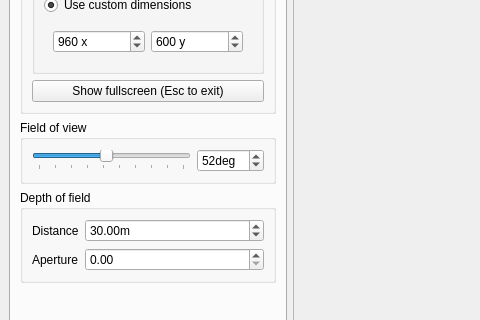
The window that CpuRaytracing/RaytracerGui.ui (wibus/ExTh-Demos) describes before a commit, drawn with Qt 5; both pictures show x 0 to 480 and y 203 to 523 of the 1561 by 727 pixel window.
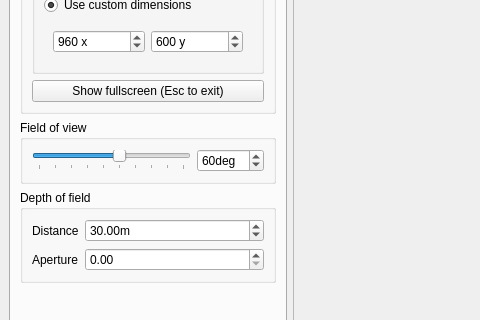
The same window after the commit.

Commit message: Architecture finished. There is only three missing objects in the scene: the table lamp, the lights and the sculpture.

Diff of the .ui file:
```diff
--- a/CpuRaytracing/RaytracerGui.ui
+++ b/CpuRaytracing/RaytracerGui.ui
@@ -186,7 +186,7 @@
               <number>100</number>
              </property>
              <property name="value">
-              <number>52</number>
+              <number>60</number>
              </property>
              <property name="orientation">
               <enum>Qt::Horizontal</enum>
@@ -211,7 +211,7 @@
               <number>100</number>
              </property>
              <property name="value">
-              <number>52</number>
+              <number>60</number>
              </property>
             </widget>
            </item>
```
The commit also changes 1 other file.
